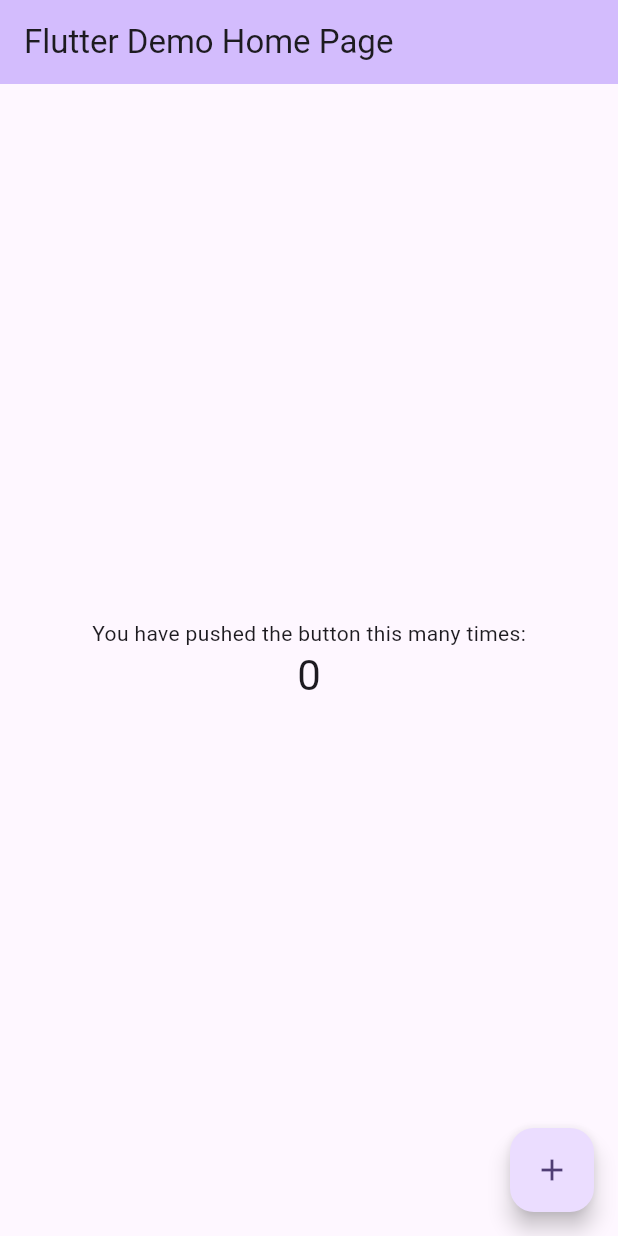
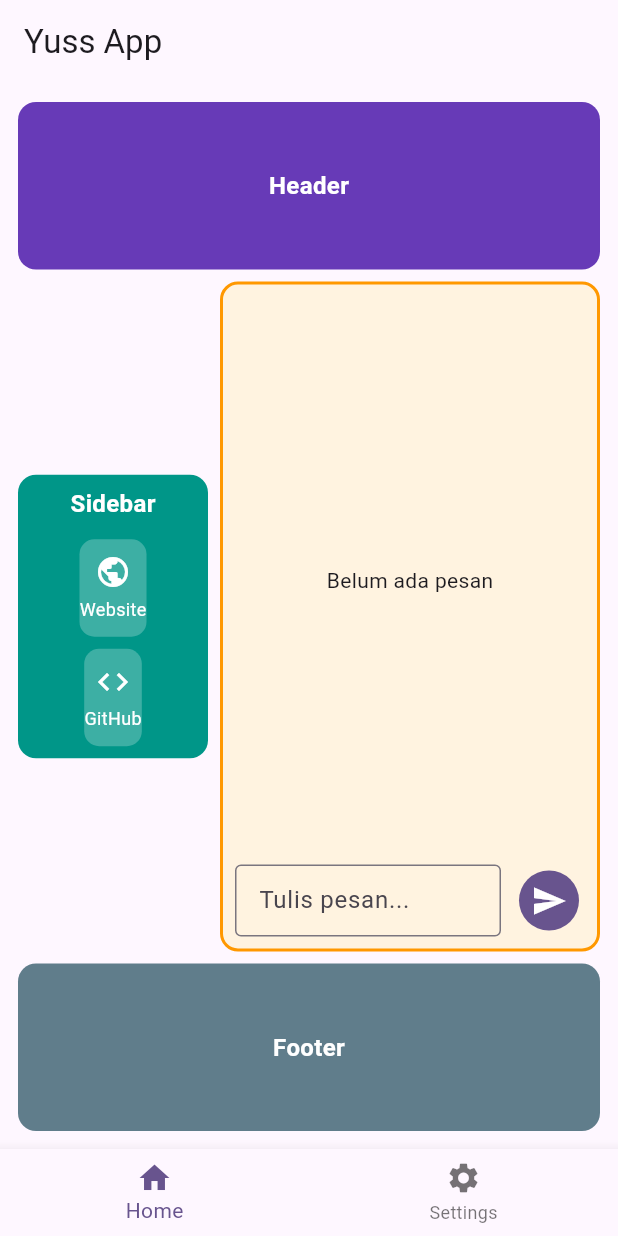
Before and after one commit to niuswicaksono-max/GeniusWicaksono_Kelompok9_kh001, a Flutter app: the screen it shows after launch, on a phone screen of 412 x 824 dp. Run offline on Flutter 3.47's test engine with Material 3 defaults, Android fonts, the phone set to English and light mode, and no system bars.

Commit message:
Update tugas pertemuan 2 3 dan 4

```diff
--- /dev/null
+++ b/lib/constrants/app_colors.dart
@@ -0,0 +1,21 @@
+import 'package:flutter/material.dart';
+
+class AppColors {
+  AppColors._();
+
+
+  static const Color primary = Colors.deepPurple;
+
+
+  static const Color header = Colors.deepPurple;
+  static const Color sidebar = Colors.teal;
+  static const Color footer = Colors.blueGrey;
+
+
+  static const Color chatBackground = Color(0xFFFFF3E0);
+  static const Color chatBorder = Colors.orange;
+  static const Color chatBubble = Colors.deepPurple;
+
+
+  static const Color textOnDark = Colors.white;
+}
--- a/lib/main.dart
+++ b/lib/main.dart
@@ -1,4 +1,6 @@
 import 'package:flutter/material.dart';
+import 'package:url_launcher/url_launcher.dart';
+import 'constrants/app_colors.dart';
 
 void main() {
   runApp(const MyApp());
@@ -7,116 +9,353 @@ void main() {
 class MyApp extends StatelessWidget {
   const MyApp({super.key});
 
-  // This widget is the root of your application.
   @override
   Widget build(BuildContext context) {
     return MaterialApp(
-      title: 'Flutter Demo',
+      title: 'Yuss App',
+      debugShowCheckedModeBanner: false,
       theme: ThemeData(
-        // This is the theme of your application.
-        //
-        // TRY THIS: Try running your application with "flutter run". You'll see
-        // the application has a purple toolbar. Then, without quitting the app,
-        // try changing the seedColor in the colorScheme below to Colors.green
-        // and then invoke "hot reload" (save your changes or press the "hot
-        // reload" button in a Flutter-supported IDE, or press "r" if you used
-        // the command line to start the app).
-        //
-        // Notice that the counter didn't reset back to zero; the application
-        // state is not lost during the reload. To reset the state, use hot
-        // restart instead.
-        //
-        // This works for code too, not just values: Most code changes can be
-        // tested with just a hot reload.
-        colorScheme: .fromSeed(seedColor: Colors.deepPurple),
+        colorScheme: ColorScheme.fromSeed(seedColor: AppColors.primary),
+        useMaterial3: true,
       ),
-      home: const MyHomePage(title: 'Flutter Demo Home Page'),
+      home: const HomePage(),
     );
   }
 }
 
-class MyHomePage extends StatefulWidget {
-  const MyHomePage({super.key, required this.title});
-
-  // This widget is the home page of your application. It is stateful, meaning
-  // that it has a State object (defined below) that contains fields that affect
-  // how it looks.
-
-  // This class is the configuration for the state. It holds the values (in this
-  // case the title) provided by the parent (in this case the App widget) and
-  // used by the build method of the State. Fields in a Widget subclass are
-  // always marked "final".
-
-  final String title;
+class HomePage extends StatefulWidget {
+  const HomePage({super.key});
 
   @override
-  State<MyHomePage> createState() => _MyHomePageState();
+  State<HomePage> createState() => _HomePageState();
 }
 
-class _MyHomePageState extends State<MyHomePage> {
-  int _counter = 0;
+class _HomePageState extends State<HomePage> {
+  int _currentIndex = 0;
 
-  void _incrementCounter() {
-    setState(() {
-      // This call to setState tells the Flutter framework that something has
-      // changed in this State, which causes it to rerun the build method below
-      // so that the display can reflect the updated values. If we changed
-      // _counter without calling setState(), then the build method would not be
-      // called again, and so nothing would appear to happen.
-      _counter++;
-    });
+  final List<Widget> _pages = const [
+    HomeContent(),
+    SettingsContent(),
+  ];
+
+  @override
+  Widget build(BuildContext context) {
+    return Scaffold(
+      appBar: AppBar(
+        title: const Text('Yuss App'),
+      ),
+      body: IndexedStack(
+        index: _currentIndex,
+        children: _pages,
+      ),
+      bottomNavigationBar: BottomNavigationBar(
+        currentIndex: _currentIndex,
+        onTap: (index) {
+          setState(() {
+            _currentIndex = index;
+          });
+        },
+        items: const [
+          BottomNavigationBarItem(
+            icon: Icon(Icons.home),
+            label: 'Home',
+          ),
+          BottomNavigationBarItem(
+            icon: Icon(Icons.settings),
+            label: 'Settings',
+          ),
+        ],
+      ),
+    );
+  }
+}
+
+class HomeContent extends StatelessWidget {
+  const HomeContent({super.key});
+
+  @override
+  Widget build(BuildContext context) {
+    return Padding(
+      padding: const EdgeInsets.all(12),
+      child: Column(
+        children: [
+          // HEADER
+          const Expanded(
+            flex: 1,
+            child: LayoutBox(name: 'Header', color: AppColors.header),
+          ),
+          const SizedBox(height: 8),
+
+          // BODY (split kiri - kanan)
+          Expanded(
+            flex: 4,
+            child: Row(
+              children: const [
+                // Kiri (menu link)
+                Expanded(
+                  flex: 1,
+                  child: SidebarMenu(),
+                ),
+                SizedBox(width: 8),
+
+                // Kanan (fitur kirim pesan)
+                Expanded(
+                  flex: 2,
+                  child: ChatBox(),
+                ),
+              ],
+            ),
+          ),
+          const SizedBox(height: 8),
+
+          // FOOTER
+          const Expanded(
+            flex: 1,
+            child: LayoutBox(name: 'Footer', color: AppColors.footer),
+          ),
+        ],
+      ),
+    );
+  }
+}
+
+class LayoutBox extends StatelessWidget {
+  final String name;
+  final Color color;
+
+  const LayoutBox({
+    super.key,
+    required this.name,
+    required this.color,
+  });
+
+  @override
+  Widget build(BuildContext context) {
+    return Container(
+      width: double.infinity,
+      alignment: Alignment.center,
+      decoration: BoxDecoration(
+        color: color,
+        borderRadius: BorderRadius.circular(12),
+      ),
+      child: Text(
+        name,
+        style: const TextStyle(
+          color: AppColors.textOnDark,
+          fontSize: 16,
+          fontWeight: FontWeight.bold,
+        ),
+      ),
+    );
+  }
+}
+
+// ---------------------------------------------------------------
+// SIDEBAR: tombol buka link (url_launcher)
+// ---------------------------------------------------------------
+class SidebarMenu extends StatelessWidget {
+  const SidebarMenu({super.key});
+
+  // Fungsi untuk membuka link
+  Future<void> _openUrl(BuildContext context, String url) async {
+    final uri = Uri.parse(url);
+    final success = await launchUrl(
+      uri,
+      mode: LaunchMode.externalApplication,
+    );
+
+    if (!success && context.mounted) {
+      ScaffoldMessenger.of(context).showSnackBar(
+        const SnackBar(content: Text('Tidak bisa membuka link')),
+      );
+    }
   }
 
   @override
   Widget build(BuildContext context) {
-    // This method is rerun every time setState is called, for instance as done
-    // by the _incrementCounter method above.
-    //
-    // The Flutter framework has been optimized to make rerunning build methods
-    // fast, so that you can just rebuild anything that needs updating rather
-    // than having to individually change instances of widgets.
-    return Scaffold(
-      appBar: AppBar(
-        // TRY THIS: Try changing the color here to a specific color (to
-        // Colors.amber, perhaps?) and trigger a hot reload to see the AppBar
-        // change color while the other colors stay the same.
-        backgroundColor: Theme.of(context).colorScheme.inversePrimary,
-        // Here we take the value from the MyHomePage object that was created by
-        // the App.build method, and use it to set our appbar title.
-        title: Text(widget.title),
+    return Container(
+      width: double.infinity,
+      padding: const EdgeInsets.all(8),
+      decoration: BoxDecoration(
+        color: AppColors.sidebar,
+        borderRadius: BorderRadius.circular(12),
       ),
-      body: Center(
-        // Center is a layout widget. It takes a single child and positions it
-        // in the middle of the parent.
+      child: SingleChildScrollView(
         child: Column(
-          // Column is also a layout widget. It takes a list of children and
-          // arranges them vertically. By default, it sizes itself to fit its
-          // children horizontally, and tries to be as tall as its parent.
-          //
-          // Column has various properties to control how it sizes itself and
-          // how it positions its children. Here we use mainAxisAlignment to
-          // center the children vertically; the main axis here is the vertical
-          // axis because Columns are vertical (the cross axis would be
-          // horizontal).
-          //
-          // TRY THIS: Invoke "debug painting" (choose the "Toggle Debug Paint"
-          // action in the IDE, or press "p" in the console), to see the
-          // wireframe for each widget.
-          mainAxisAlignment: .center,
           children: [
-            const Text('You have pushed the button this many times:'),
-            Text(
-              '$_counter',
-              style: Theme.of(context).textTheme.headlineMedium,
+            const Text(
+              'Sidebar',
+              style: TextStyle(
+                color: AppColors.textOnDark,
+                fontSize: 16,
+                fontWeight: FontWeight.bold,
+              ),
+            ),
+            const SizedBox(height: 12),
+            _MenuButton(
+              icon: Icons.public,
+              label: 'Website',
+              onTap: () => _openUrl(context, 'https://flutter.dev'),
+            ),
+            const SizedBox(height: 8),
+            _MenuButton(
+              icon: Icons.code, // ikon GitHub tidak ada bawaan, pakai code
+              label: 'GitHub',
+              onTap: () => _openUrl(
+                context,
+                'https://github.com/niuswicaksono-max',
+              ),
             ),
           ],
         ),
       ),
-      floatingActionButton: FloatingActionButton(
-        onPressed: _incrementCounter,
-        tooltip: 'Increment',
-        child: const Icon(Icons.add),
+    );
+  }
+}
+
+class _MenuButton extends StatelessWidget {
+  final IconData icon;
+  final String label;
+  final VoidCallback onTap;
+
+  const _MenuButton({
+    required this.icon,
+    required this.label,
+    required this.onTap,
+  });
+
+  @override
+  Widget build(BuildContext context) {
+    return Material(
+      color: Colors.white24,
+      borderRadius: BorderRadius.circular(10),
+      child: InkWell(
+        borderRadius: BorderRadius.circular(10),
+        onTap: onTap,
+        child: Padding(
+          padding: const EdgeInsets.symmetric(vertical: 10),
+          child: Column(
+            children: [
+              Icon(icon, color: AppColors.textOnDark),
+              const SizedBox(height: 4),
+              Text(
+                label,
+                style: const TextStyle(
+                  color: AppColors.textOnDark,
+                  fontSize: 12,
+                ),
+              ),
+            ],
+          ),
+        ),
       ),
     );
   }
 }
+
+class ChatBox extends StatefulWidget {
+  const ChatBox({super.key});
+
+  @override
+  State<ChatBox> createState() => _ChatBoxState();
+}
+
+class _ChatBoxState extends State<ChatBox> {
+  final TextEditingController _controller = TextEditingController();
+  final List<String> _messages = [];
+
+  void _sendMessage() {
+    final text = _controller.text.trim();
+    if (text.isEmpty) return; // jangan kirim kalau kosong
+
+    setState(() {
+      _messages.add(text);
+    });
+    _controller.clear();
+  }
+
+  @override
+  void dispose() {
+    _controller.dispose();
+    super.dispose();
+  }
+
+  @override
+  Widget build(BuildContext context) {
+    return Container(
+      padding: const EdgeInsets.all(8),
+      decoration: BoxDecoration(
+        color: AppColors.chatBackground,
+        borderRadius: BorderRadius.circular(12),
+        border: Border.all(color: AppColors.chatBorder, width: 2),
+      ),
+      child: Column(
+        children: [
+          // DAFTAR PESAN
+          Expanded(
+            child: _messages.isEmpty
+                ? const Center(child: Text('Belum ada pesan'))
+                : ListView.builder(
+                    itemCount: _messages.length,
+                    itemBuilder: (context, index) {
+                      return Align(
+                        alignment: Alignment.centerRight,
+                        child: Container(
+                          margin: const EdgeInsets.only(bottom: 6),
+                          padding: const EdgeInsets.symmetric(
+                            horizontal: 12,
+                            vertical: 8,
+                          ),
+                          decoration: BoxDecoration(
+                            color: AppColors.chatBubble,
+                            borderRadius: BorderRadius.circular(12),
+                          ),
+                          child: Text(
+                            _messages[index],
+                            style: const TextStyle(
+                              color: AppColors.textOnDark,
+                            ),
+                          ),
+                        ),
+                      );
+                    },
+                  ),
+          ),
+
+          // INPUT + TOMBOL KIRIM
+          Row(
+            children: [
+              Expanded(
+                child: TextField(
+                  controller: _controller,
+                  onSubmitted: (_) => _sendMessage(), // tekan Enter = kirim
+                  decoration: const InputDecoration(
+                    hintText: 'Tulis pesan...',
+                    border: OutlineInputBorder(),
+                    isDense: true,
+                  ),
+                ),
+              ),
+              const SizedBox(width: 8),
+              IconButton.filled(
+                onPressed: _sendMessage,
+                icon: const Icon(Icons.send),
+              ),
+            ],
+          ),
+        ],
+      ),
+    );
+  }
+}
+
+class SettingsContent extends StatelessWidget {
+  const SettingsContent({super.key});
+
+  @override
+  Widget build(BuildContext context) {
+    return const Center(
+      child: Text('Settings'),
+    );
+  }
+}
```
Also changed, not shown: lib/kartu_mahasiswa.dart (added, +70 -0 lines), 3 other files.
